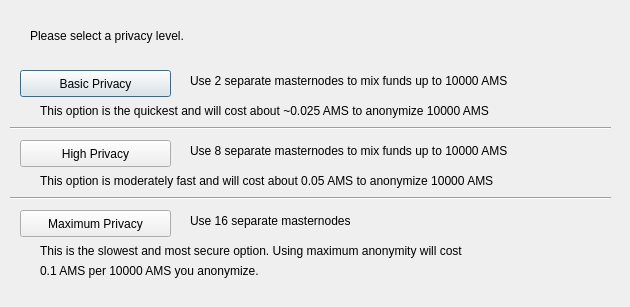
Qt form src/qt/forms/obfuscationconfig.ui (listedlinked/superbee) before a commit.
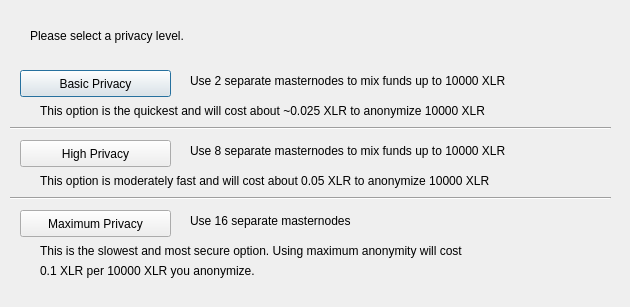
The same form after that commit.

```diff
--- a/src/qt/forms/obfuscationconfig.ui
+++ b/src/qt/forms/obfuscationconfig.ui
@@ -75,7 +75,7 @@
     </rect>
    </property>
    <property name="text">
-    <string>Use 2 separate masternodes to mix funds up to 10000 AMS</string>
+    <string>Use 2 separate masternodes to mix funds up to 10000 XLR</string>
    </property>
   </widget>
   <widget class="QLabel" name="label_3">
@@ -88,7 +88,7 @@
     </rect>
    </property>
    <property name="text">
-    <string>Use 8 separate masternodes to mix funds up to 10000 AMS</string>
+    <string>Use 8 separate masternodes to mix funds up to 10000 XLR</string>
    </property>
   </widget>
   <widget class="QLabel" name="label_4">
@@ -114,7 +114,7 @@
     </rect>
    </property>
    <property name="text">
-    <string>This option is the quickest and will cost about ~0.025 AMS to anonymize 10000 AMS</string>
+    <string>This option is the quickest and will cost about ~0.025 XLR to anonymize 10000 XLR</string>
    </property>
   </widget>
   <widget class="QLabel" name="label_7">
@@ -127,7 +127,7 @@
     </rect>
    </property>
    <property name="text">
-    <string>This option is moderately fast and will cost about 0.05 AMS to anonymize 10000 AMS</string>
+    <string>This option is moderately fast and will cost about 0.05 XLR to anonymize 10000 XLR</string>
    </property>
   </widget>
   <widget class="QLabel" name="label_8">
@@ -153,7 +153,7 @@
     </rect>
    </property>
    <property name="text">
-    <string>0.1 AMS per 10000 AMS you anonymize.</string>
+    <string>0.1 XLR per 10000 XLR you anonymize.</string>
    </property>
   </widget>
   <widget class="Line" name="line">
```
